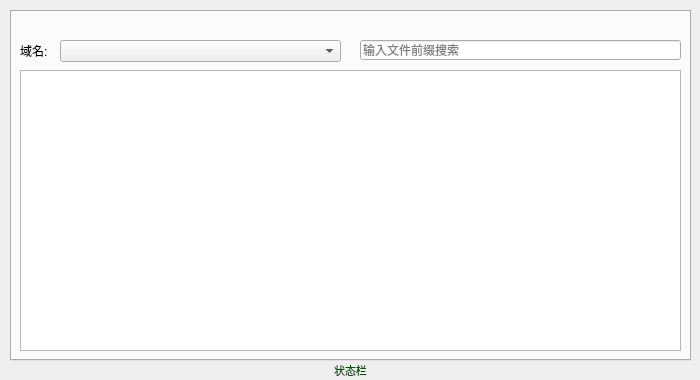
kyle-go/qiniu-disk, file main_ui.ui: the form before one commit.
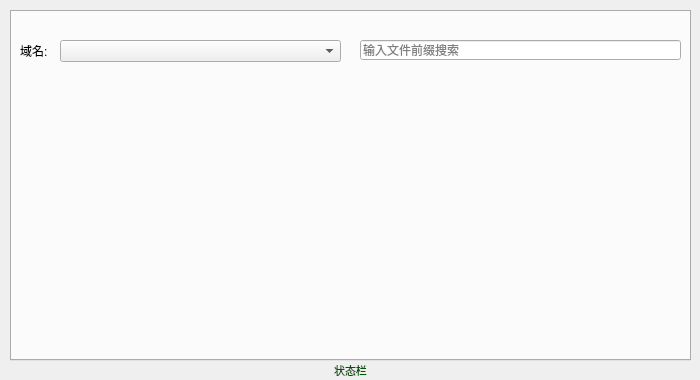
The form after the commit.

Diff of the .ui file:
```diff
--- a/main_ui.ui
+++ b/main_ui.ui
@@ -79,16 +79,6 @@
     <string>域名:</string>
    </property>
   </widget>
-  <widget class="QTableView" name="tableView">
-   <property name="geometry">
-    <rect>
-     <x>20</x>
-     <y>70</y>
-     <width>661</width>
-     <height>281</height>
-    </rect>
-   </property>
-  </widget>
   <widget class="QComboBox" name="comboBox">
    <property name="geometry">
     <rect>
@@ -112,6 +102,17 @@
     <string>输入文件前缀搜索</string>
    </property>
   </widget>
+  <widget class="QWidget" name="gridLayoutWidget">
+   <property name="geometry">
+    <rect>
+     <x>20</x>
+     <y>70</y>
+     <width>661</width>
+     <height>281</height>
+    </rect>
+   </property>
+   <layout class="QGridLayout" name="gridLayout"/>
+  </widget>
  </widget>
  <resources/>
  <connections/>
```
